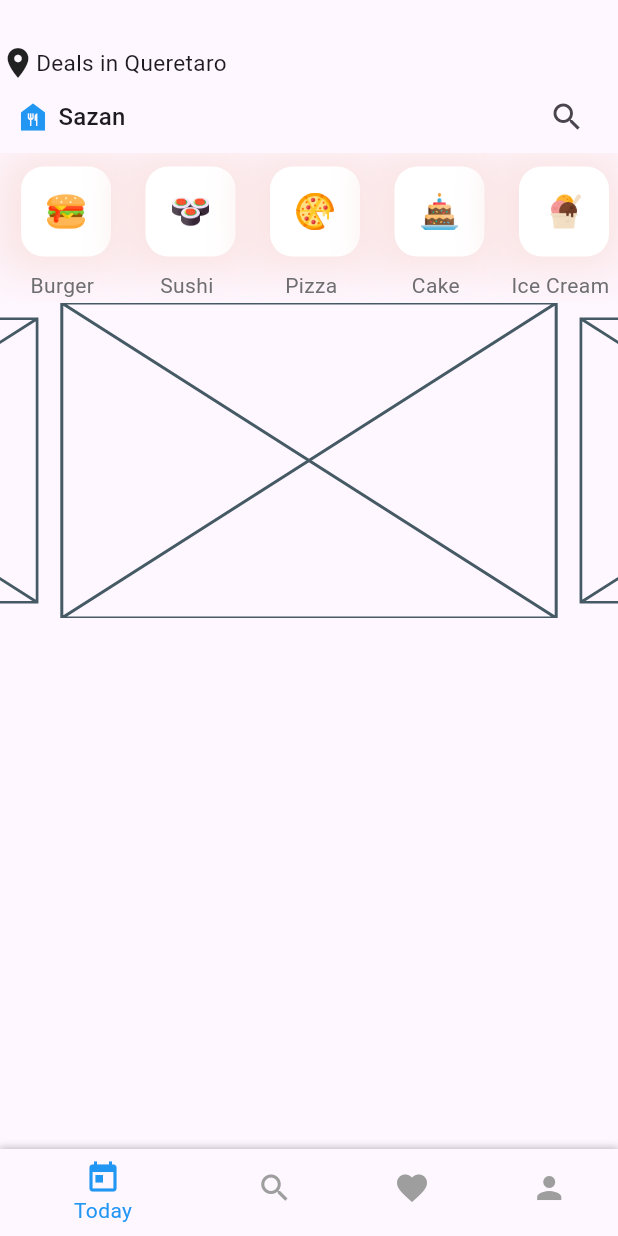
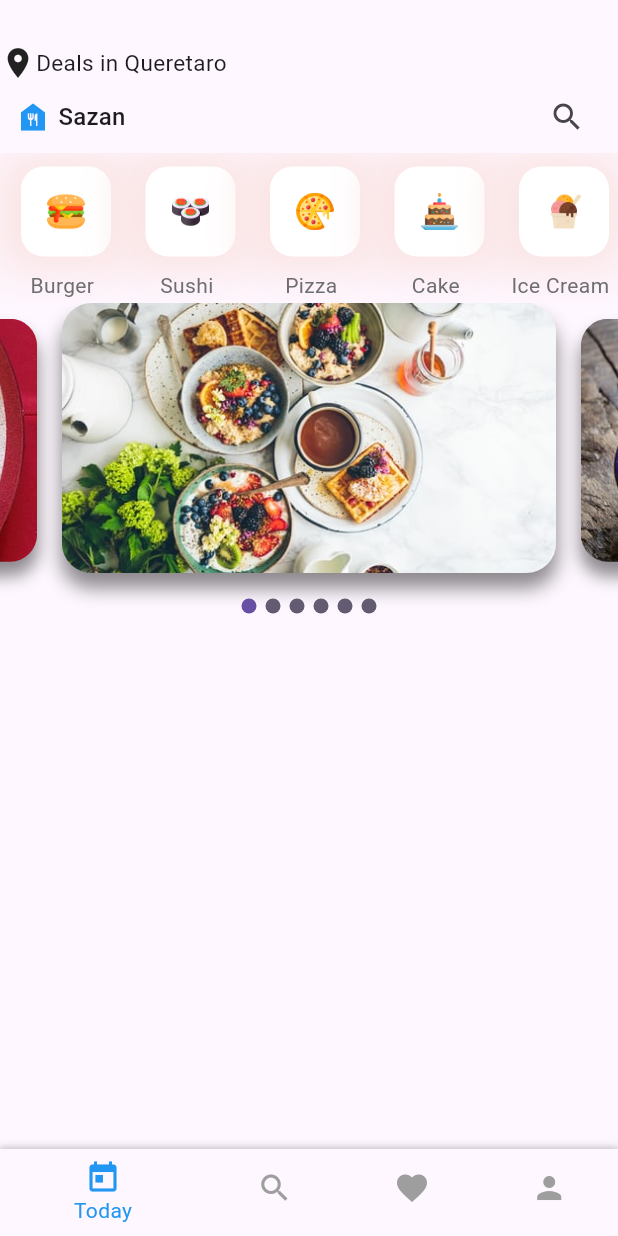
Before and after one commit to SergioGopa/Flutter-Login, a Flutter app: the TodayScreen screen opened by its route, on a phone screen of 412 x 824 dp. Run offline on Flutter 3.47's test engine with Material 3 defaults, Android fonts, the light colour scheme and no system bars; drawn by our look-alikes of card_swiper; our stand-ins replace animate_do, dio, flutter_dotenv, flutter_riverpod, flutter_screenutil, flutter_secure_storage and 4 more; accounts and stored records are empty.

Commit message:
hero_carousel Implemented

```diff
--- /dev/null
+++ b/lib/features/today/presentation/providers.dart/deals_slideshow_provider.dart
@@ -0,0 +1,14 @@
+import 'package:eisty/features/shared/domain/domain.dart';
+import 'package:eisty/features/today/presentation/providers.dart/all_deals_provider.dart';
+import 'package:flutter_riverpod/flutter_riverpod.dart';
+
+final dealsSlideshowProvider = Provider<List<Deal>?>((ref) {
+  final allDeals = ref.watch(allDealsProvider);
+
+  final featured = allDeals!
+      .where(
+        (deal) => deal.isFeatured,
+      )
+      .toList();
+  return featured.length > 6 ? featured.sublist(0, 6) : featured;
+});
--- a/lib/features/today/presentation/widgets/hero_carousel_widget.dart
+++ b/lib/features/today/presentation/widgets/hero_carousel_widget.dart
@@ -1,138 +1,20 @@
 import 'package:card_swiper/card_swiper.dart';
+import 'package:eisty/features/today/presentation/providers.dart/deals_slideshow_provider.dart';
 import 'package:flutter/material.dart';
+import 'package:flutter_riverpod/flutter_riverpod.dart';
 
 import '../../../shared/domain/domain.dart';
 
-class HeroCarouselWidget extends StatelessWidget {
+class HeroCarouselWidget extends ConsumerWidget {
   HeroCarouselWidget({
     super.key,
   });
 
-  final List<Deal>? featureDeals = [
-    Deal(
-      id: '1',
-      title: '2x1 Tacos al Pastor',
-      description: 'Only from 5 PM to 8 PM — dine-in only.',
-      imageUrl: 'https://example.com/images/tacos.jpg',
-      type: 'Food',
-      validUntil: DateTime.now().add(Duration(hours: 3)),
-      restaurantId: 'r1',
-      originalPrice: 120.0,
-      discountedPrice: 60.0,
-      isFeatured: true,
-    ),
-    Deal(
-      id: '2',
-      title: 'Happy Hour Margaritas',
-      description: 'Buy one get one free on all margaritas!',
-      imageUrl: 'https://example.com/images/margarita.jpg',
-      type: 'Drink',
-      validUntil: DateTime.now().add(Duration(hours: 2)),
-      restaurantId: 'r2',
-      originalPrice: 180.0,
-      discountedPrice: 90.0,
-      isFeatured: true,
-    ),
-    Deal(
-      id: '3',
-      title: 'Free Dessert with Any Entrée',
-      description: 'Get a complimentary dessert of your choice.',
-      imageUrl: 'https://example.com/images/dessert.jpg',
-      type: 'Dessert',
-      validUntil: DateTime.now().add(Duration(days: 1)),
-      restaurantId: 'r3',
-      originalPrice: null,
-      discountedPrice: 0.0,
-      isFeatured: true,
-    ),
-    Deal(
-      id: '4',
-      title: 'Combo Lunch for 99 MXN',
-      description: 'Main dish, side, and drink included.',
-      imageUrl: 'https://example.com/images/lunch_combo.jpg',
-      type: 'Food',
-      validUntil: DateTime.now().add(Duration(hours: 5)),
-      restaurantId: 'r4',
-      originalPrice: 150.0,
-      discountedPrice: 99.0,
-      isFeatured: true,
-    ),
-    Deal(
-      id: '5',
-      title: '50% Off Sushi Rolls',
-      description: 'Valid all day today on select rolls.',
-      imageUrl: 'https://example.com/images/sushi.jpg',
-      type: 'Food',
-      validUntil: DateTime.now().add(Duration(hours: 10)),
-      restaurantId: 'r5',
-      originalPrice: 240.0,
-      discountedPrice: 120.0,
-      isFeatured: true,
-    ),
-    Deal(
-      id: '6',
-      title: 'Breakfast Special: Coffee + Pastry',
-      description: 'Only 49 before 11 AM.',
-      imageUrl: 'https://example.com/images/breakfast.jpg',
-      type: 'Food',
-      validUntil: DateTime.now().add(Duration(hours: 1)),
-      restaurantId: 'r6',
-      originalPrice: 70.0,
-      discountedPrice: 49.0,
-      isFeatured: true,
-    ),
-    Deal(
-      id: '7',
-      title: '2 for 1 Craft Beers',
-      description: 'Chill with friends from 6 to 9 PM.',
-      imageUrl: 'https://example.com/images/beers.jpg',
-      type: 'Drink',
-      validUntil: DateTime.now().add(Duration(hours: 4)),
-      restaurantId: 'r7',
-      originalPrice: 160.0,
-      discountedPrice: 80.0,
-      isFeatured: true,
-    ),
-    Deal(
-      id: '8',
-      title: 'Pizza Night Deal',
-      description: 'Large pizza + 2 drinks for 199.',
-      imageUrl: 'https://example.com/images/pizza.jpg',
-      type: 'Food',
-      validUntil: DateTime.now().add(Duration(hours: 6)),
-      restaurantId: 'r8',
-      originalPrice: 260.0,
-      discountedPrice: 199.0,
-      isFeatured: true,
-    ),
-    Deal(
-      id: '9',
-      title: 'Free Kids Meal',
-      description: 'With purchase of two adult meals.',
-      imageUrl: 'https://example.com/images/kids_meal.jpg',
-      type: 'Food',
-      validUntil: DateTime.now().add(Duration(days: 2)),
-      restaurantId: 'r9',
-      originalPrice: 70.0,
-      discountedPrice: 0.0,
-      isFeatured: true,
-    ),
-    Deal(
-      id: '10',
-      title: 'Afternoon Tea for 2',
-      description: 'Includes pastries and unlimited tea.',
-      imageUrl: 'https://example.com/images/tea.jpg',
-      type: 'Drink',
-      validUntil: DateTime.now().add(Duration(hours: 8)),
-      restaurantId: 'r10',
-      originalPrice: 200.0,
-      discountedPrice: 130.0,
-      isFeatured: true,
-    ),
-  ];
+  @override
+  Widget build(BuildContext context, WidgetRef ref) {
+    final colors = Theme.of(context).colorScheme;
+    final featuredDeals = ref.watch(dealsSlideshowProvider);
 
-  @override
-  Widget build(BuildContext context) {
     return SizedBox(
       height: 210,
       width: double.infinity,
@@ -140,9 +22,16 @@ class HeroCarouselWidget extends StatelessWidget {
         viewportFraction: 0.8,
         scale: 0.9,
         autoplay: true,
-        itemCount: featureDeals?.length ?? 0,
+        pagination: SwiperPagination(
+            margin: const EdgeInsets.only(top: 0),
+            builder: DotSwiperPaginationBuilder(
+                activeColor: colors.primary, color: colors.secondary)),
+        itemCount: featuredDeals!.length,
+
         itemBuilder: (context, index) {
-          final deal = featureDeals![index];
+          final deal = featuredDeals[index];
+
+
           return _Slide(deal: deal);
         },
       ),
@@ -152,10 +41,32 @@ class HeroCarouselWidget extends StatelessWidget {
 
 class _Slide extends StatelessWidget {
   final Deal deal;
-  const _Slide({super.key, required this.deal});
+  // final String imageUrl;
+  const _Slide({
+    super.key,
+    required this.deal,
+    // required this.imageUrl,
+  });
 
   @override
   Widget build(BuildContext context) {
-    return const Placeholder();
+    final decoration =
+        BoxDecoration(borderRadius: BorderRadius.circular(20), boxShadow: [
+      BoxShadow(color: Colors.black45, blurRadius: 10, offset: Offset(0, 10))
+    ]);
+    return Padding(
+      padding: const EdgeInsets.only(bottom: 30),
+      child: DecoratedBox(
+        decoration: decoration,
+        child: ClipRRect(
+            borderRadius: BorderRadius.circular(20),
+            child: Image.asset(
+              "assets/images/bestfood/${deal.imageUrl}",
+              width: 25,
+              height: 25,
+              fit: BoxFit.cover,
+            )),
+      ),
+    );
   }
 }
```
Also changed, not shown: lib/features/shared/data/mock/mock_deals.dart (added, +124 -0 lines), lib/features/today/presentation/providers.dart/all_deals_provider.dart (added, +8 -0 lines).
